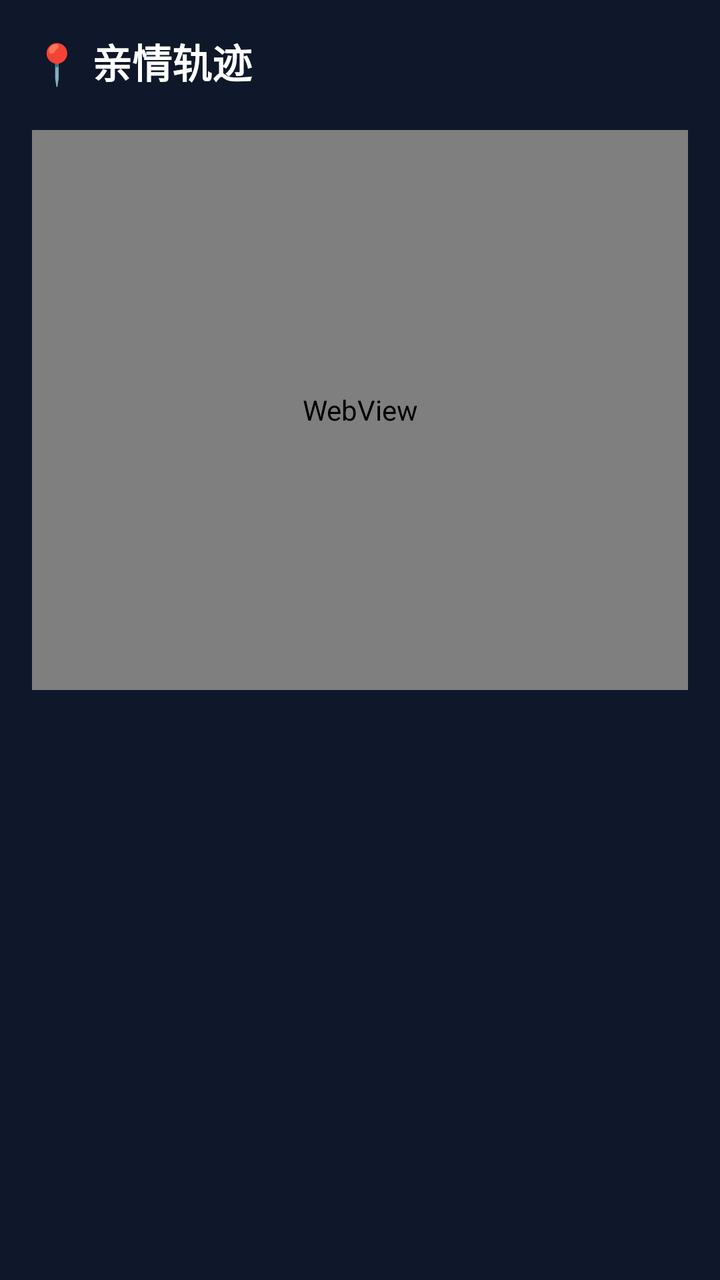
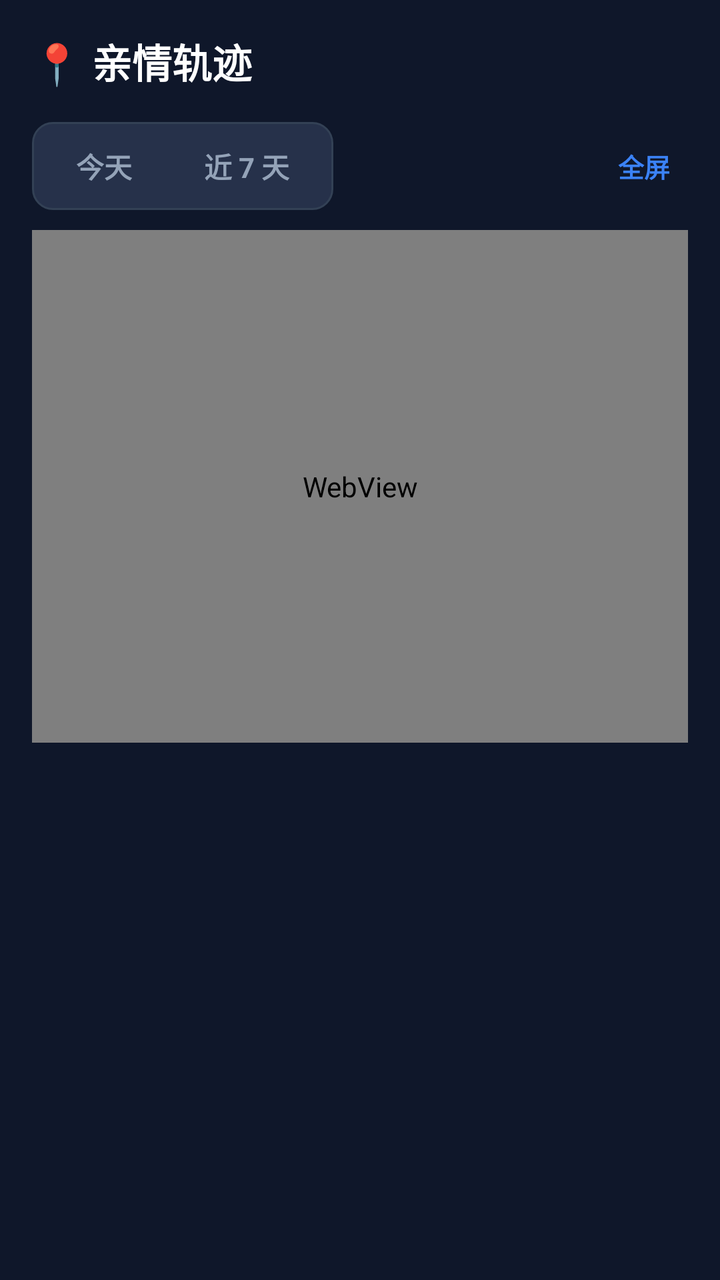

The first picture is an Android layout as it rendered before a commit; the second is the same layout after the commit. The layout source and the unified diff follow.
<!-- AndroidManifest.xml: application theme Theme.AntiFraudGuard -->
<!-- res/layout/fragment_family_track.xml -->
<?xml version="1.0" encoding="utf-8"?>
<LinearLayout xmlns:android="http://schemas.android.com/apk/res/android"
    android:layout_width="match_parent"
    android:layout_height="match_parent"
    android:background="?attr/appBg"
    android:orientation="vertical">

    <TextView
        android:layout_width="match_parent"
        android:layout_height="wrap_content"
        android:padding="16dp"
        android:paddingBottom="8dp"
        android:text="📍 亲情轨迹"
        android:textColor="?attr/appText"
        android:textSize="20sp"
        android:textStyle="bold" />

    <TextView
        android:id="@+id/tv_track_fence_summary"
        android:layout_width="match_parent"
        android:layout_height="wrap_content"
        android:layout_marginHorizontal="16dp"
        android:layout_marginBottom="6dp"
        android:background="@drawable/bg_geofence_summary"
        android:padding="10dp"
        android:textColor="?attr/appText"
        android:textSize="12sp"
        android:visibility="gone" />

    <TextView
        android:id="@+id/tv_track_empty"
        android:layout_width="match_parent"
        android:layout_height="wrap_content"
        android:layout_marginTop="40dp"
        android:gravity="center"
        android:text="暂无轨迹数据\n老人端开启位置守护后自动上报"
        android:textColor="?attr/appTextDim"
        android:textSize="14sp"
        android:visibility="gone" />

    
    <com.amap.api.maps.MapView
        android:id="@+id/amap_view"
        android:layout_width="match_parent"
        android:layout_height="280dp"
        android:layout_marginHorizontal="16dp"
        android:layout_marginTop="4dp"
        android:visibility="gone" />

    
    <WebView
        android:id="@+id/track_map"
        android:layout_width="match_parent"
        android:layout_height="280dp"
        android:layout_marginHorizontal="16dp"
        android:layout_marginTop="4dp"
        android:background="@drawable/bg_card" />

    <ScrollView
        android:layout_width="match_parent"
        android:layout_height="0dp"
        android:layout_marginTop="12dp"
        android:layout_weight="1">

        <LinearLayout
            android:id="@+id/track_list_container"
            android:layout_width="match_parent"
            android:layout_height="wrap_content"
            android:orientation="vertical"
            android:paddingHorizontal="16dp"
            android:paddingBottom="24dp" />
    </ScrollView>

</LinearLayout>
<!-- resources referenced by this layout -->
<resources>
  <!-- drawable bg_card (drawable) -->
  <?xml version="1.0" encoding="utf-8"?>
  <shape xmlns:android="http://schemas.android.com/apk/res/android" android:shape="rectangle">
      <solid android:color="?attr/appCard" />
      <corners android:radius="12dp" />
  </shape>
  <!-- drawable bg_geofence_summary (drawable) -->
  <?xml version="1.0" encoding="utf-8"?>
  <shape xmlns:android="http://schemas.android.com/apk/res/android"
      android:shape="rectangle">
      <solid android:color="#FEF3C7" />
      <corners android:radius="8dp" />
      <stroke
          android:width="0.5dp"
          android:color="#F59E0B" />
  </shape>
  <style name="Theme.AntiFraudGuard" parent="Theme.MaterialComponents.NoActionBar">
          
          <item name="colorPrimary">@color/blue_500</item>
          <item name="colorPrimaryVariant">@color/blue_700</item>
          <item name="colorOnPrimary">@color/white</item>
          
          <item name="colorSecondary">@color/emerald_500</item>
          <item name="colorSecondaryVariant">@color/emerald_700</item>
          <item name="colorOnSecondary">@color/white</item>
  
          <item name="appBg">#0F172A</item>
          <item name="appCard">#1E293B</item>
          <item name="appCardAlt">#26314A</item>
          <item name="appText">#FFFFFF</item>
          <item name="appTextDim">#94A3B8</item>
          <item name="appDivider">#334155</item>
          <item name="appInputBg">#26314A</item>
          <item name="appInputText">#FFFFFF</item>
  
          
          <item name="android:statusBarColor">#0F172A</item>
          <item name="android:windowBackground">#0F172A</item>
          <item name="android:navigationBarColor">#0F172A</item>
      </style>
  <color name="blue_500">#3B82F6</color>
  <color name="blue_700">#1D4ED8</color>
  <color name="white">#FFFFFFFF</color>
  <color name="emerald_500">#10B981</color>
  <color name="emerald_700">#047857</color>
</resources>

<!-- the commit's change to res/layout/fragment_family_track.xml (unified diff, before → after) -->
@@ -14,6 +14,63 @@
         android:textColor="?attr/appText"
         android:textSize="20sp"
         android:textStyle="bold" />
+
+    
+    <LinearLayout
+        android:layout_width="match_parent"
+        android:layout_height="wrap_content"
+        android:layout_marginHorizontal="16dp"
+        android:layout_marginBottom="6dp"
+        android:gravity="center_vertical"
+        android:orientation="horizontal">
+
+        <LinearLayout
+            android:layout_width="wrap_content"
+            android:layout_height="wrap_content"
+            android:background="@drawable/bg_meta_box"
+            android:orientation="horizontal"
+            android:padding="4dp">
+
+            <TextView
+                android:id="@+id/tv_range_today"
+                android:layout_width="wrap_content"
+                android:layout_height="36dp"
+                android:gravity="center"
+                android:paddingHorizontal="18dp"
+                android:text="今天"
+                android:textColor="?attr/appTextDim"
+                android:textSize="14sp"
+                android:textStyle="bold" />
+
+            <TextView
+                android:id="@+id/tv_range_week"
+                android:layout_width="wrap_content"
+                android:layout_height="36dp"
+                android:gravity="center"
+                android:paddingHorizontal="18dp"
+                android:text="近 7 天"
+                android:textColor="?attr/appTextDim"
+                android:textSize="14sp"
+                android:textStyle="bold" />
+        </LinearLayout>
+
+        <Space
+            android:layout_width="0dp"
+            android:layout_height="1dp"
+            android:layout_weight="1" />
+
+        
+        <TextView
+            android:id="@+id/tv_map_toggle"
+            android:layout_width="44dp"
+            android:layout_height="44dp"
+            android:background="?android:attr/selectableItemBackgroundBorderless"
+            android:gravity="center"
+            android:text="全屏"
+            android:textColor="#3B82F6"
+            android:textSize="13sp"
+            android:textStyle="bold" />
+    </LinearLayout>
 
     <TextView
         android:id="@+id/tv_track_fence_summary"
@@ -42,7 +99,8 @@
     <com.amap.api.maps.MapView
         android:id="@+id/amap_view"
         android:layout_width="match_parent"
-        android:layout_height="280dp"
+        android:layout_height="0dp"
+        android:layout_weight="1"
         android:layout_marginHorizontal="16dp"
         android:layout_marginTop="4dp"
         android:visibility="gone" />
@@ -51,12 +109,14 @@
     <WebView
         android:id="@+id/track_map"
         android:layout_width="match_parent"
-        android:layout_height="280dp"
+        android:layout_height="0dp"
+        android:layout_weight="1"
         android:layout_marginHorizontal="16dp"
         android:layout_marginTop="4dp"
         android:background="@drawable/bg_card" />
 
     <ScrollView
+        android:id="@+id/track_list_scroll"
         android:layout_width="match_parent"
         android:layout_height="0dp"
         android:layout_marginTop="12dp"
<!-- resource entries referenced after the edit -->
@@ -15,6 +15,13 @@
       <stroke
           android:width="0.5dp"
           android:color="#F59E0B" />
+  </shape>
+  <!-- drawable bg_meta_box (drawable) -->
+  <?xml version="1.0" encoding="utf-8"?>
+  <shape xmlns:android="http://schemas.android.com/apk/res/android" android:shape="rectangle">
+      <solid android:color="?attr/appCardAlt" />
+      <stroke android:width="1dp" android:color="?attr/appDivider" />
+      <corners android:radius="10dp" />
   </shape>
   <style name="Theme.AntiFraudGuard" parent="Theme.MaterialComponents.NoActionBar">
           
@@ -36,6 +43,14 @@
           <item name="appInputText">#FFFFFF</item>
   
           
+          <item name="appDangerBgSoft">#3F1A1E</item>
+          <item name="appWarnBgSoft">#3A2E12</item>
+          <item name="appWarnTextStrong">#FCD34D</item>
+          <item name="appWarnTextDim">#D4B36A</item>
+          <item name="appDangerTextStrong">#FCA5A5</item>
+          <item name="appDangerTextDim">#DCA9A9</item>
+  
+          
           <item name="android:statusBarColor">#0F172A</item>
           <item name="android:windowBackground">#0F172A</item>
           <item name="android:navigationBarColor">#0F172A</item>
